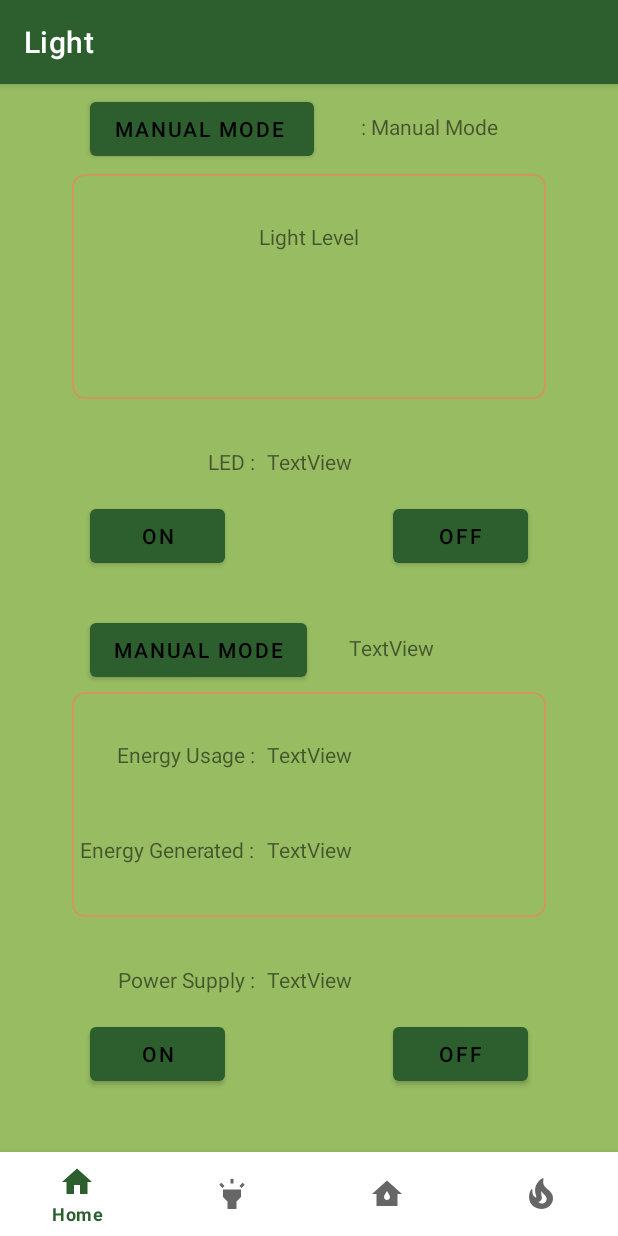
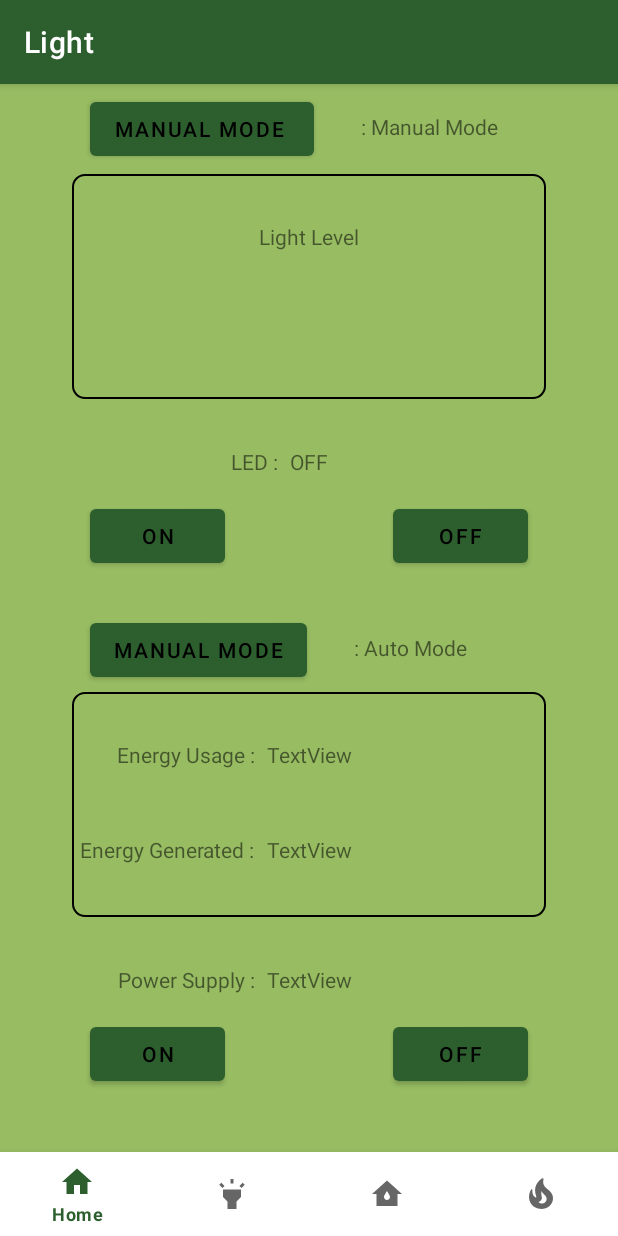
Before and after one commit to KAH-KIEN/SmartEnvironmentalGreenhouse, an Android app: the LightFragment screen opened through its navigation route, after a tap on "OFF", on a phone screen of 412 x 824 dp. Run offline under Robolectric (Android 15) with nearby library versions, the phone set to English and light mode, and no system bars; our stand-ins replace Firebase (no records; nobody signed in at launch, a user with empty details on screens opened directly), navigation-ui; 4 statements that could not run were skipped; 2 other taps on this screen came first.

Commit message:
OZY commits

```diff
--- a/app/src/main/java/com/android/example/smartenvironmentalgreenhouse/ui/light/LightFragment.kt
+++ b/app/src/main/java/com/android/example/smartenvironmentalgreenhouse/ui/light/LightFragment.kt
@@ -66,7 +66,28 @@ class LightFragment : Fragment(), SensorEventListener {
         val buttonOff1 = root.findViewById<Button>(R.id.buttonOff1)
 
         val buttonOn2 = root.findViewById<Button>(R.id.buttonOn2)
-        val buttonOff2 = root.findViewById<Button>(R.id.buttonOff1)
+        val buttonOff2 = root.findViewById<Button>(R.id.buttonOff2)
+
+        val relay1: TextView = root.findViewById(R.id.textViewRelay1)
+        val relay2: TextView = root.findViewById(R.id.textViewRelay2)
+        if (manualMode1)
+        {
+            textManual1.text = " : Manual Mode"
+        }
+        else
+        {
+            textManual1.text = " : Auto Mode"
+        }
+
+        if (manualMode2)
+        {
+            textManual2.text = " : Manual Mode"
+        }
+        else
+        {
+            textManual2.text = " : Auto Mode"
+        }
+
 
         buttonManualMode1.setOnClickListener() {
             manualMode1 = !manualMode1
@@ -97,6 +118,7 @@ class LightFragment : Fragment(), SensorEventListener {
             {
                 val database = Firebase.database
                 database.reference.child("PI_04_CONTROL").child("relay1").setValue("1")
+                relay1.text = "ON"
             }
             else
             {
@@ -109,6 +131,7 @@ class LightFragment : Fragment(), SensorEventListener {
             {
                 val database = Firebase.database
                 database.reference.child("PI_04_CONTROL").child("relay1").setValue("0")
+                relay1.text = "OFF"
             }
             else
             {
@@ -121,6 +144,7 @@ class LightFragment : Fragment(), SensorEventListener {
             {
                 val database = Firebase.database
                 database.reference.child("PI_04_CONTROL").child("relay2").setValue("1")
+                relay2.text = "ON"
             }
             else
             {
@@ -133,6 +157,7 @@ class LightFragment : Fragment(), SensorEventListener {
             {
                 val database = Firebase.database
                 database.reference.child("PI_04_CONTROL").child("relay2").setValue("0")
+                relay2.text = "OFF"
             }
             else
             {
@@ -228,7 +253,7 @@ class LightFragment : Fragment(), SensorEventListener {
 
     private fun processEnergyConsumption(energyConsumption: Int,light :String) : String{
         val database = Firebase.database
-        val value :String = if (energyConsumption > light.toFloat()* 8)
+        val value :String = if (energyConsumption > light.toFloat()* 60)
         //Low light level, turn on led
             "1"
         else{
@@ -265,7 +290,7 @@ class LightFragment : Fragment(), SensorEventListener {
 
 
             test2.text = energyUsage.toString()
-            test3.text = (event.values[0]*6).toString()
+            test3.text = (event.values[0]*60).toString()
             if (!manualMode1)
             {
 
--- a/app/src/main/res/drawable-v24/rounded_corner.xml
+++ b/app/src/main/res/drawable-v24/rounded_corner.xml
@@ -3,7 +3,7 @@
     <solid/>
 
     <stroke android:width="1.5dp"
-        android:color="#cf975d"
+        android:color="#000000"
         />
 
     <corners android:bottomRightRadius="8dp"
--- a/build.gradle
+++ b/build.gradle
@@ -6,7 +6,7 @@ buildscript {
         jcenter()
     }
     dependencies {
-        classpath 'com.android.tools.build:gradle:4.1.1'
+        classpath 'com.android.tools.build:gradle:4.0.2'
         classpath "org.jetbrains.kotlin:kotlin-gradle-plugin:$kotlin_version"
 
         // NOTE: Do not place your application dependencies here; they belong
```
Also changed, not shown: gradle/wrapper/gradle-wrapper.properties.
